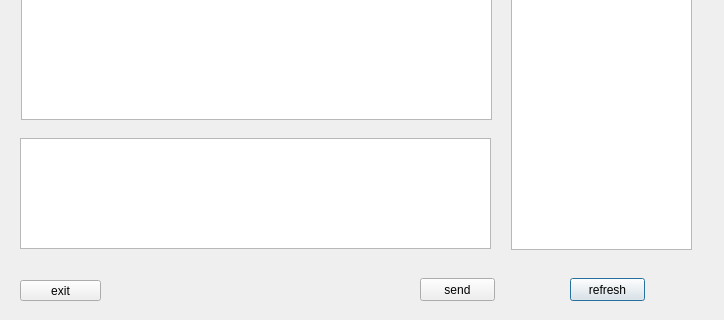
L-Jay1999/ChattingRoom, file chat/clientdialog.ui: the form before one commit; both pictures show x 0 to 724 and y 202 to 522 of the 724 by 522 pixel window.
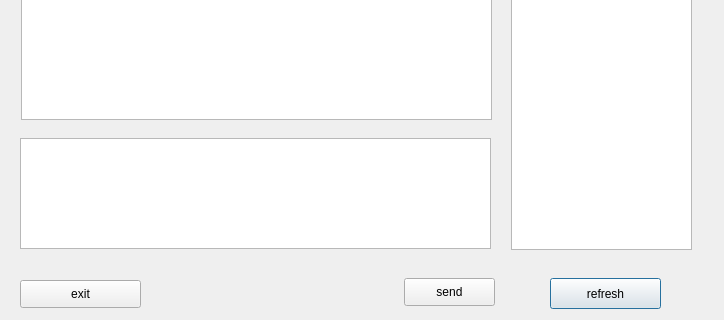
The form after the commit.

Diff of the .ui file:
```diff
--- a/chat/clientdialog.ui
+++ b/chat/clientdialog.ui
@@ -16,10 +16,10 @@
   <widget class="QPushButton" name="shuaxin">
    <property name="geometry">
     <rect>
-     <x>570</x>
+     <x>550</x>
      <y>480</y>
-     <width>75</width>
-     <height>23</height>
+     <width>111</width>
+     <height>31</height>
     </rect>
    </property>
    <property name="minimumSize">
@@ -31,6 +31,12 @@
    <property name="text">
     <string>refresh</string>
    </property>
+   <property name="iconSize">
+    <size>
+     <width>50</width>
+     <height>20</height>
+    </size>
+   </property>
   </widget>
   <widget class="QTextEdit" name="chengyuan">
    <property name="geometry">
@@ -111,8 +117,8 @@
     <rect>
      <x>20</x>
      <y>482</y>
-     <width>81</width>
-     <height>21</height>
+     <width>121</width>
+     <height>28</height>
     </rect>
    </property>
    <property name="maximumSize">
@@ -126,7 +132,7 @@
    </property>
    <property name="iconSize">
     <size>
-     <width>30</width>
+     <width>50</width>
      <height>30</height>
     </size>
    </property>
@@ -134,10 +140,10 @@
   <widget class="QPushButton" name="send">
    <property name="geometry">
     <rect>
-     <x>420</x>
+     <x>404</x>
      <y>480</y>
-     <width>75</width>
-     <height>23</height>
+     <width>91</width>
+     <height>28</height>
     </rect>
    </property>
    <property name="maximumSize">
@@ -149,6 +155,12 @@
    <property name="text">
     <string>send</string>
    </property>
+   <property name="iconSize">
+    <size>
+     <width>50</width>
+     <height>20</height>
+    </size>
+   </property>
   </widget>
   <zorder>chengyuan</zorder>
   <zorder>label_2</zorder>
```
